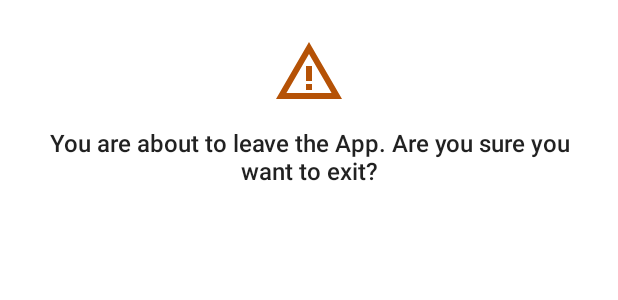
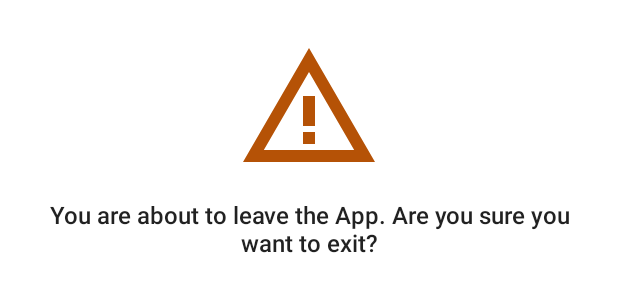
Before and after one commit to Ela01/Activity_Lifecycle_Playground, an Android app: the layout dialog_warning.xml on its own in the app's theme, with its tools: preview values and no code run, on a phone screen of 412 x 824 dp. Shown: the top 300 px of the screen. Run offline under Robolectric (Android 15) with nearby library versions, the phone set to English and light mode, and no system bars.

Commit message:
icon enlarged

```diff
--- a/app/src/main/res/layout/dialog_warning.xml
+++ b/app/src/main/res/layout/dialog_warning.xml
@@ -8,8 +8,8 @@
     <ImageView
         android:id="@+id/image_view_icon"
         android:src="@drawable/icon_warning_amber_24"
-        android:layout_width="48dp"
-        android:layout_height="48dp"
+        android:layout_width="96dp"
+        android:layout_height="96dp"
         app:layout_constraintTop_toTopOf="parent"
         app:layout_constraintEnd_toEndOf="parent"
         app:layout_constraintStart_toStartOf="parent"/>
```
